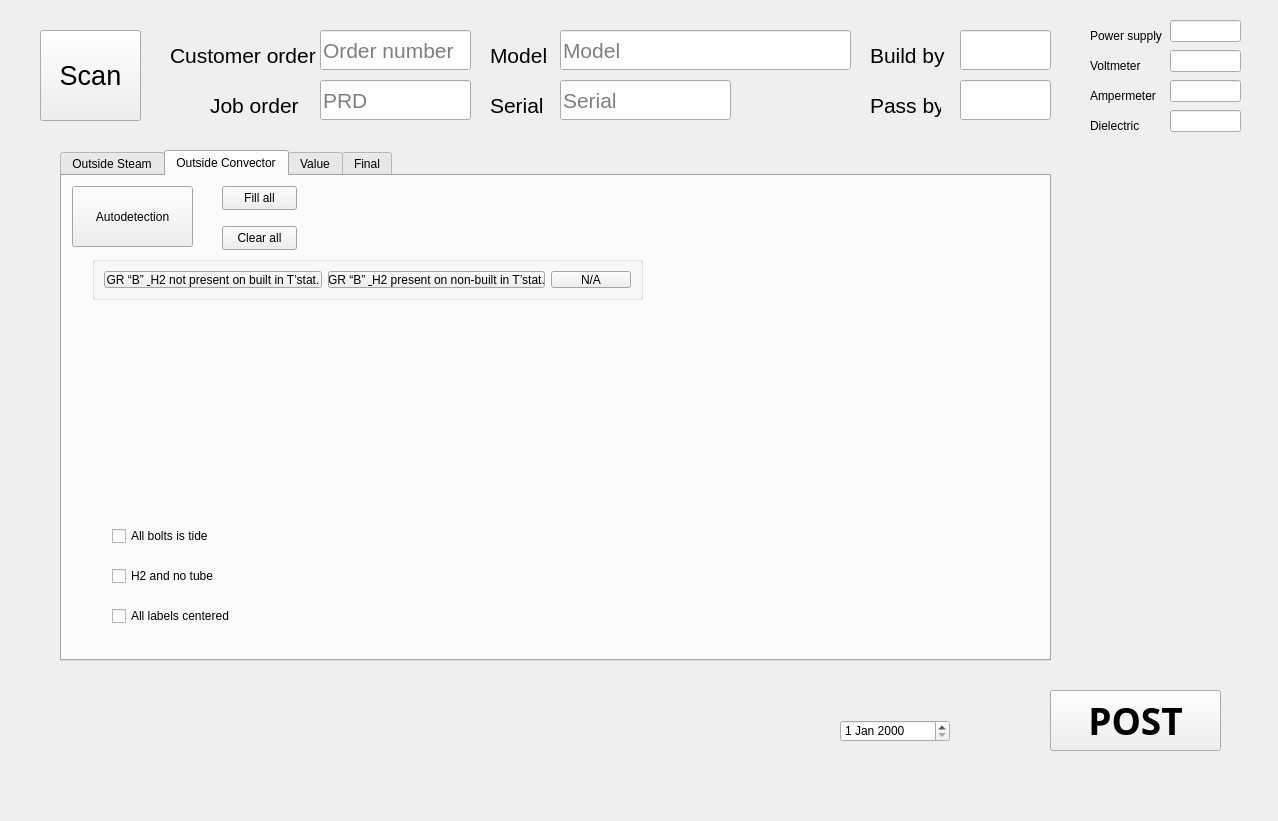
The window that frontend.ui (yehor393/TesterReport) describes before a commit, drawn with Qt 5.
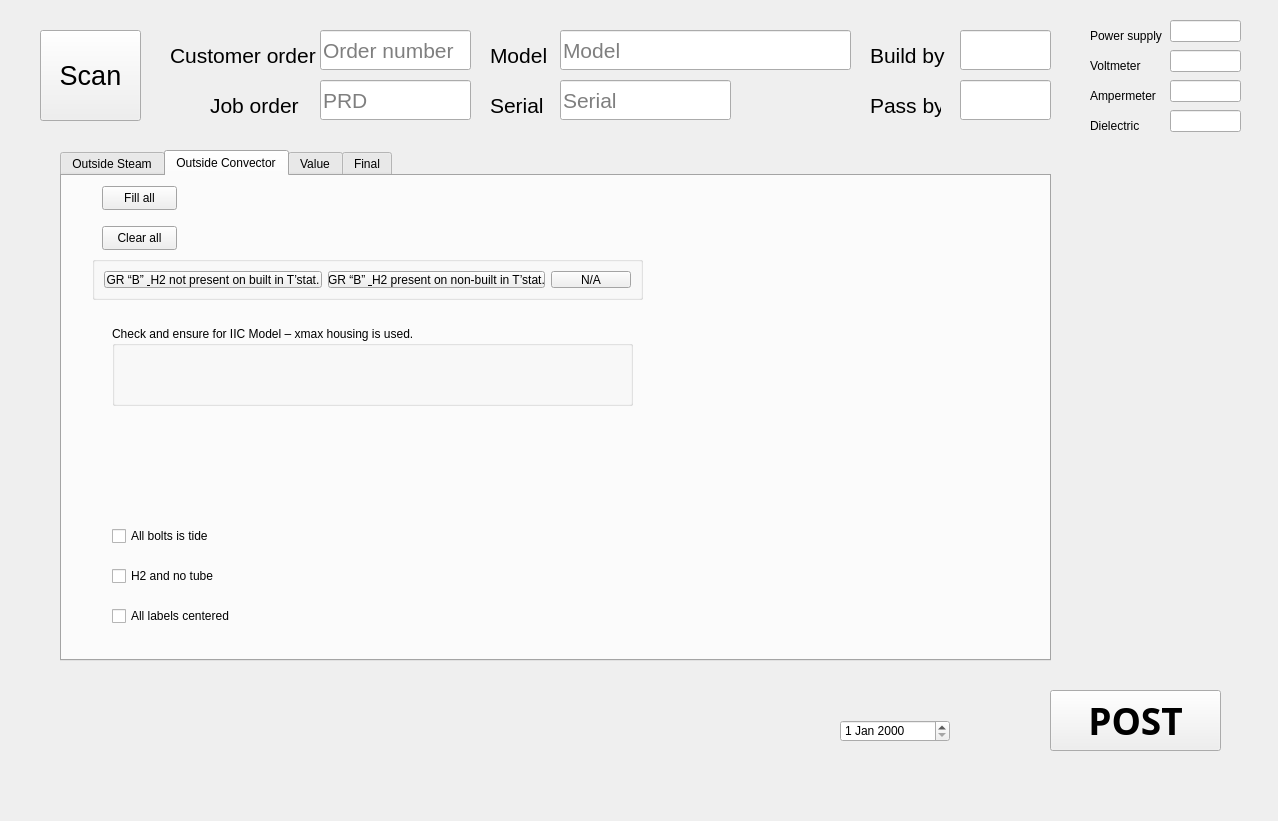
The same window after the commit. Icons and pictures are not drawn.

Commit message:
feature/group_box
First group boxes is connected

```diff
--- a/frontend.ui
+++ b/frontend.ui
@@ -259,34 +259,33 @@
        <rect>
         <x>50</x>
         <y>350</y>
-        <width>121</width>
+        <width>151</width>
         <height>20</height>
        </rect>
       </property>
+      <property name="sizePolicy">
+       <sizepolicy hsizetype="Minimum" vsizetype="Fixed">
+        <horstretch>0</horstretch>
+        <verstretch>0</verstretch>
+       </sizepolicy>
+      </property>
+      <property name="layoutDirection">
+       <enum>Qt::LeftToRight</enum>
+      </property>
       <property name="text">
        <string>All bolts is tide</string>
       </property>
-     </widget>
-     <widget class="QPushButton" name="pushButton_4">
-      <property name="geometry">
-       <rect>
-        <x>10</x>
-        <y>10</y>
-        <width>121</width>
-        <height>61</height>
-       </rect>
-      </property>
-      <property name="cursor">
-       <cursorShape>PointingHandCursor</cursorShape>
-      </property>
-      <property name="text">
-       <string>Autodetection</string>
+      <property name="iconSize">
+       <size>
+        <width>16</width>
+        <height>16</height>
+       </size>
       </property>
      </widget>
      <widget class="QPushButton" name="clear_button">
       <property name="geometry">
        <rect>
-        <x>160</x>
+        <x>40</x>
         <y>50</y>
         <width>75</width>
         <height>24</height>
@@ -299,7 +298,7 @@
      <widget class="QPushButton" name="fill_button">
       <property name="geometry">
        <rect>
-        <x>160</x>
+        <x>40</x>
         <y>10</y>
         <width>75</width>
         <height>24</height>
@@ -354,6 +353,19 @@
        </item>
       </layout>
      </widget>
+     <widget class="QGroupBox" name="groupBox_2">
+      <property name="geometry">
+       <rect>
+        <x>50</x>
+        <y>150</y>
+        <width>521</width>
+        <height>80</height>
+       </rect>
+      </property>
+      <property name="title">
+       <string>Check and ensure for IIC Model – xmax housing is used.</string>
+      </property>
+     </widget>
     </widget>
     <widget class="QWidget" name="ValueTab">
      <attribute name="title">
```
